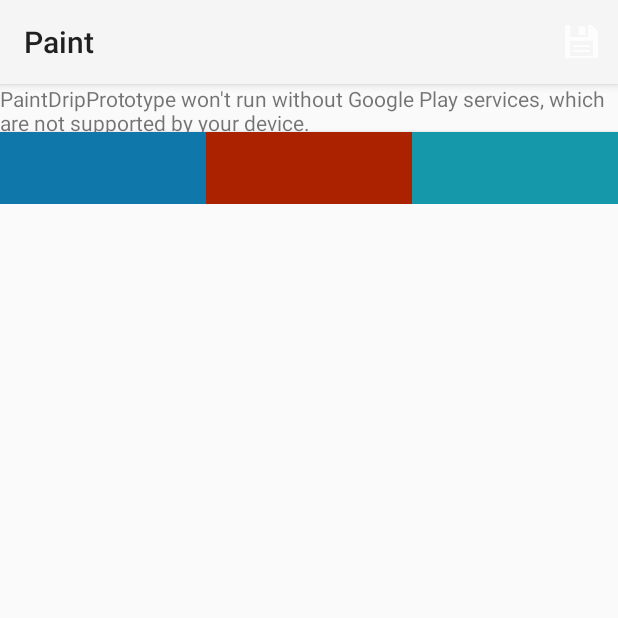
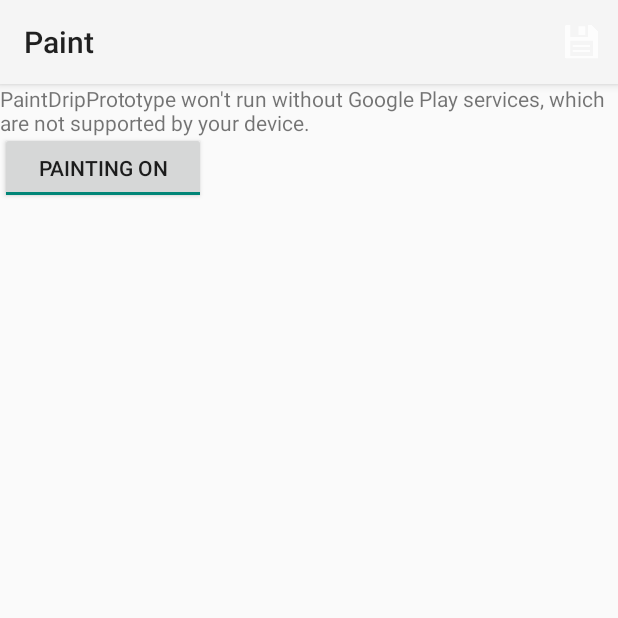
Before and after one commit to JBWills/PaintDrip, an Android app: the screen it shows after launch (MapsActivity), on a phone screen of 412 x 824 dp, the top half of it. Run offline under Robolectric (Android 15) with nearby library versions, the phone set to English and light mode, and no system bars; plain views replace SlidingUpPanelLayout; 2 statements that could not run were skipped.

Commit message:
Painting Toggle button

```diff
--- a/app/src/main/java/edu/cmsc434/paintdrip/paintdripprototype/MapsActivity.java
+++ b/app/src/main/java/edu/cmsc434/paintdrip/paintdripprototype/MapsActivity.java
@@ -11,6 +11,8 @@
 import android.util.Log;
 import android.view.Menu;
 import android.view.MenuInflater;
+import android.view.View;
+import android.widget.ToggleButton;
 
 import com.google.android.gms.maps.CameraUpdate;
 import com.google.android.gms.maps.CameraUpdateFactory;
@@ -37,6 +39,7 @@
 
     private Painting painting;
     private List<Polyline> drawnPolylines;
+    private boolean isPainting = true;
 
     @Override
     protected void onCreate(Bundle savedInstanceState) {
@@ -45,6 +48,9 @@
         setUpMapIfNeeded();
         getActionBar().setTitle("Paint");
         mMap.getUiSettings().setZoomControlsEnabled(false);
+        ToggleButton toggle = (ToggleButton)findViewById(R.id.button);
+        toggle.setChecked(true);
+
 
         painting = new Painting();
         drawnPolylines = new LinkedList<Polyline>();
@@ -54,7 +60,8 @@
 
             public void onLocationChanged(Location l) {
                 Log.e(TAG, "You moved to " + l);
-                painting.addPointToStroke(new LatLng(l.getLatitude(), l.getLongitude()));
+                if (isPainting)
+                    painting.addPointToStroke(new LatLng(l.getLatitude(), l.getLongitude()));
                 redrawPainting();
             }
 
@@ -149,4 +156,14 @@
             drawnPolylines.add(drawnLine);
         }
     }
+
+    public void onPaintToggleClicked(View view) {
+        if (isPainting) {
+            painting.endStroke();
+            isPainting = false;
+        }
+        else {
+            isPainting = true;
+        }
+    }
 }
--- a/app/src/main/res/layout/activity_maps.xml
+++ b/app/src/main/res/layout/activity_maps.xml
@@ -52,26 +52,14 @@
             android:layout_height="80dp"
             android:orientation="horizontal"
             android:weightSum="3">
-            <Button android:id="@+id/button"
-                android:background="#ff1077aa"
+            <ToggleButton android:id="@+id/button"
                 android:layout_width="0dp"
                 android:layout_height="wrap_content"
                 android:layout_weight="1"
                 android:layout_gravity="bottom"
-                />
-            <Button android:id="@+id/button2"
-                android:background="#ffaa2200"
-                android:layout_width="0dp"
-                android:layout_height="wrap_content"
-                android:layout_weight="1"
-                android:layout_gravity="bottom"
-                />
-            <Button android:id="@+id/button3"
-                android:background="#ff1598aa"
-                android:layout_width="0dp"
-                android:layout_height="wrap_content"
-                android:layout_weight="1"
-                android:layout_gravity="bottom"
+                android:textOn = "Painting On"
+                android:textOff = "Painting Off"
+                android:onClick="onPaintToggleClicked"
                 />
         </LinearLayout>
     </com.sothree.slidinguppanel.SlidingUpPanelLayout>
```
Also changed, not shown: 1 other file.
